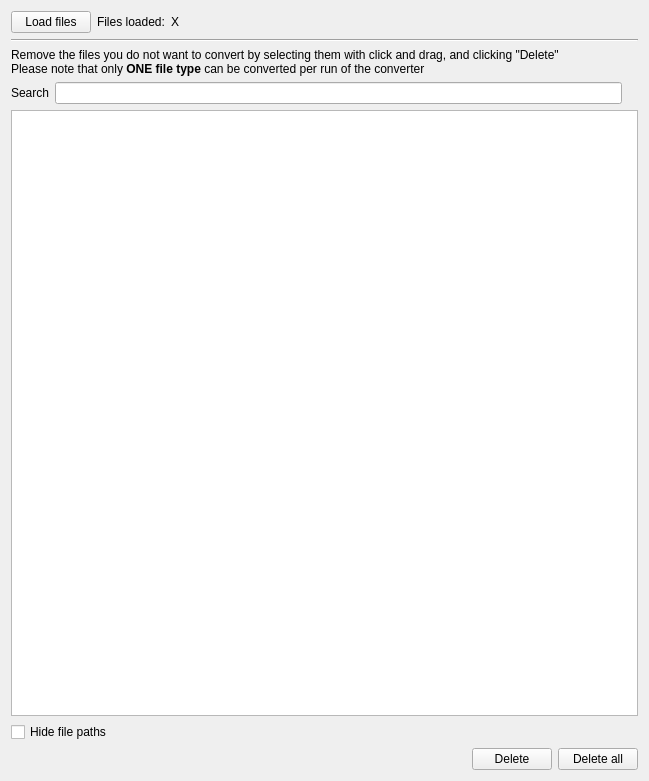
This is converter/data_loader/view.ui in medusabci/medusa-analyzer as Qt 5 draws it before an edit. The edited form follows.
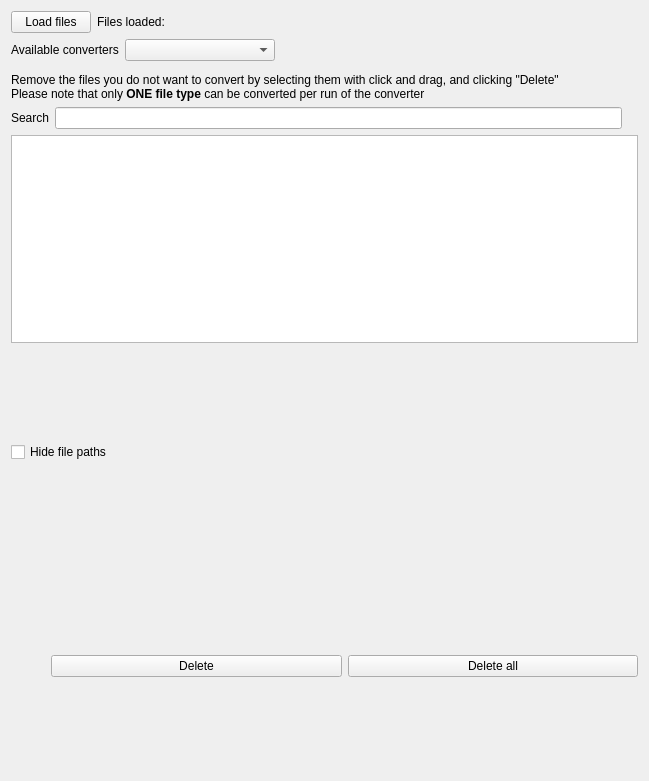
This is the edited form.

```diff
--- a/converter/data_loader/view.ui
+++ b/converter/data_loader/view.ui
@@ -33,7 +33,47 @@
      <item>
       <widget class="QLabel" name="filesLabel">
        <property name="text">
-        <string>X</string>
+        <string/>
+       </property>
+      </widget>
+     </item>
+     <item>
+      <spacer name="horizontalSpacer_4">
+       <property name="orientation">
+        <enum>Qt::Horizontal</enum>
+       </property>
+       <property name="sizeHint" stdset="0">
+        <size>
+         <width>40</width>
+         <height>20</height>
+        </size>
+       </property>
+      </spacer>
+     </item>
+    </layout>
+   </item>
+   <item>
+    <layout class="QHBoxLayout" name="horizontalLayout_5">
+     <item>
+      <widget class="QLabel" name="label_4">
+       <property name="text">
+        <string>Available converters</string>
+       </property>
+      </widget>
+     </item>
+     <item>
+      <widget class="QComboBox" name="converterBox">
+       <property name="sizePolicy">
+        <sizepolicy hsizetype="Preferred" vsizetype="Fixed">
+         <horstretch>0</horstretch>
+         <verstretch>0</verstretch>
+        </sizepolicy>
+       </property>
+       <property name="minimumSize">
+        <size>
+         <width>150</width>
+         <height>0</height>
+        </size>
        </property>
       </widget>
      </item>
@@ -55,7 +95,7 @@
    <item>
     <widget class="Line" name="line">
      <property name="orientation">
-      <enum>Qt::Horizontal</enum>
+      <enum>Qt::Vertical</enum>
      </property>
     </widget>
    </item>
@@ -116,9 +156,6 @@
      </item>
      <item>
       <spacer name="horizontalSpacer_3">
-       <property name="orientation">
-        <enum>Qt::Horizontal</enum>
-       </property>
        <property name="sizeHint" stdset="0">
         <size>
          <width>40</width>
@@ -133,9 +170,6 @@
     <layout class="QHBoxLayout" name="horizontalLayout_2">
      <item>
       <spacer name="horizontalSpacer_2">
-       <property name="orientation">
-        <enum>Qt::Horizontal</enum>
-       </property>
        <property name="sizeHint" stdset="0">
         <size>
          <width>40</width>
```
